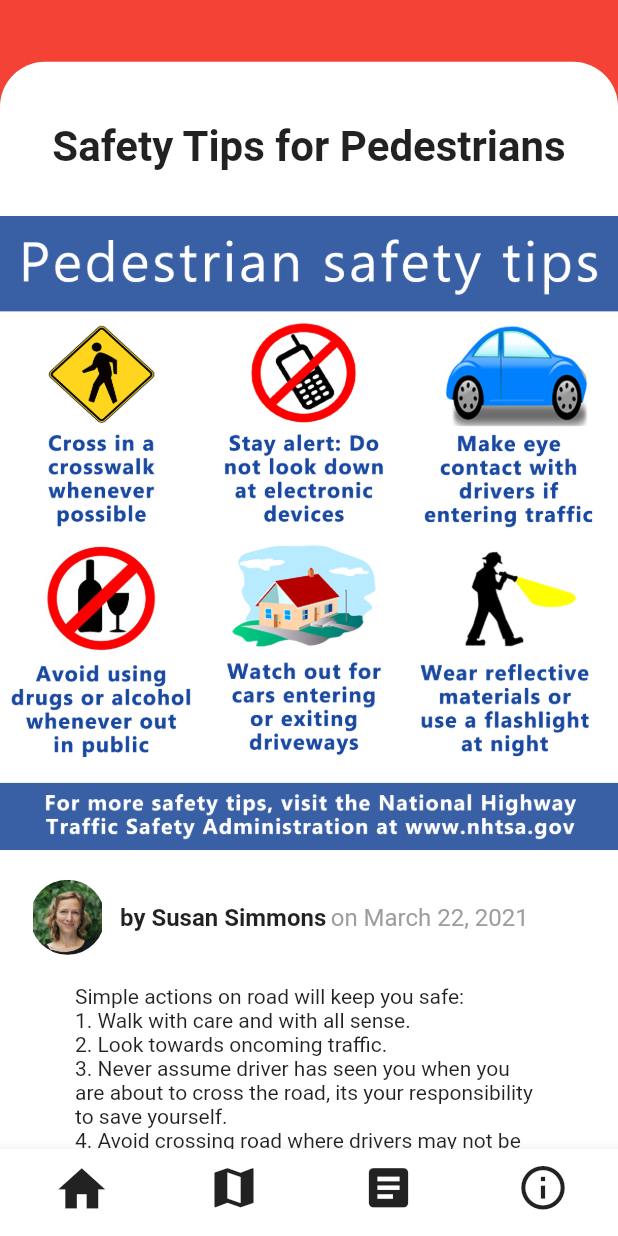
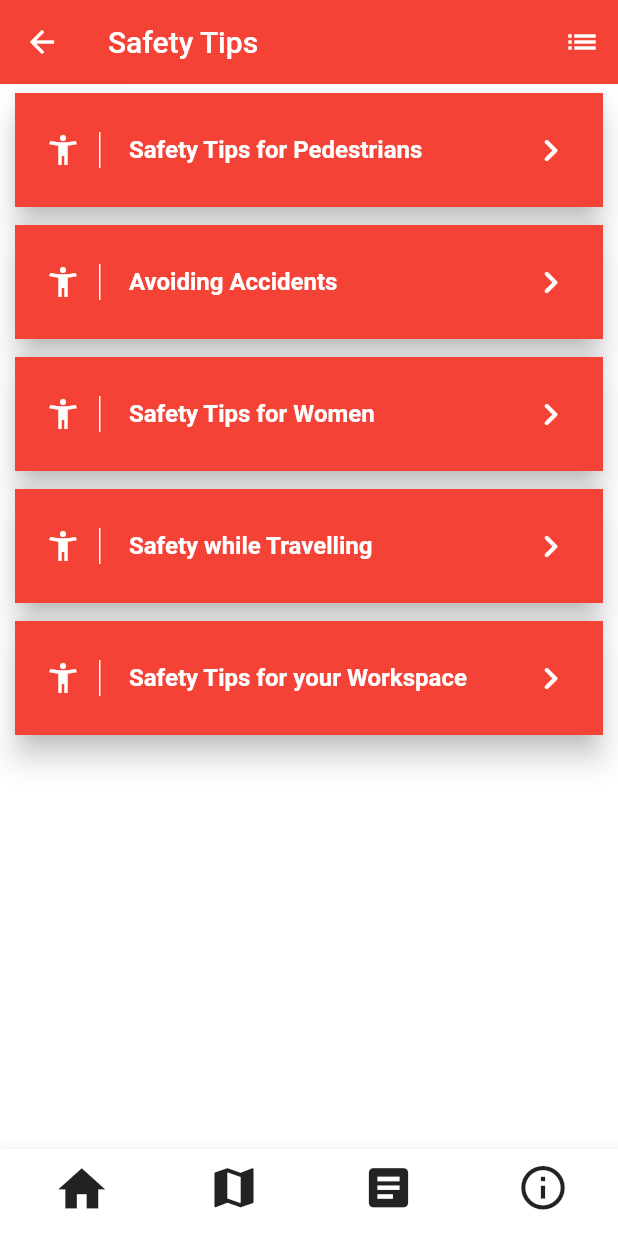
Before and after one commit to nehadevarapalli/sozonew, a Flutter app: the screen it shows once a user with an empty profile is signed in, item 3 of the bottom bar chosen, on a phone screen of 412 x 824 dp. Run offline on Flutter 3.47's test engine with Material 2 defaults, Android fonts, the phone set to English and light mode, and no system bars; our stand-ins replace firebase_auth, firebase_core; accounts and stored records are empty; network calls fail.

Commit message:
articles

```diff
--- /dev/null
+++ b/lib/ArticleList.dart
@@ -0,0 +1,119 @@
+import 'package:flutter/cupertino.dart';
+import 'package:flutter/material.dart';
+import 'package:sozonew/model/ArticleModel.dart';
+import 'package:sozonew/ArticlePage.dart';
+
+class ArticleList extends StatefulWidget
+{
+  ArticleList({Key key, this.title}) : super(key:key);
+
+  final String title;
+
+  @override
+  _ArticleListState createState() => _ArticleListState();
+}
+
+class _ArticleListState extends State<ArticleList>
+{
+  List articles;
+
+  @override
+  void initState()
+  {
+    articles = getArticles();
+    super.initState();
+  }
+
+  @override
+  Widget build(BuildContext context)
+  {
+    final topAppBar = AppBar(
+      elevation: 0.1,
+      backgroundColor: Colors.red,
+      title: Text(widget.title),
+      actions: <Widget>[
+        IconButton(
+          icon: Icon(Icons.list),
+          onPressed: (){},
+        )
+      ],
+    );
+
+    ListTile makeListTile(ArticleModel article) => ListTile(
+      contentPadding: EdgeInsets.symmetric(horizontal: 20.0, vertical: 10.0),
+      leading: Container(
+        padding: EdgeInsets.only(right: 12.0),
+        decoration: new BoxDecoration(
+            border: new Border(
+                right: new BorderSide(width: 1.0, color: Colors.white))),
+        child: Icon(Icons.accessibility_new_sharp, color: Colors.white),
+      ),
+      title: Text(
+        article.title,
+        style: TextStyle(color: Colors.white, fontWeight: FontWeight.bold),
+      ),
+
+      trailing:
+      Icon(Icons.keyboard_arrow_right_rounded, color: Colors.white, size: 30.0),
+      onTap: () {
+        Navigator.push(
+            context,
+            MaterialPageRoute(
+                builder: (context) => ArticlePage(article: article)));
+      },
+    );
+
+    Card makeCard(ArticleModel article) => Card(
+      elevation: 8.0,
+      margin: new EdgeInsets.symmetric(horizontal: 10.0, vertical: 6.0),
+      child: Container(
+        decoration: BoxDecoration(color: Colors.red),
+        child: makeListTile(article),
+      ),
+    );
+
+    final makeBody = Container(
+      child: ListView.builder(
+        scrollDirection: Axis.vertical,
+        shrinkWrap: true,
+        itemCount: articles.length,
+        itemBuilder: (BuildContext context, int index)
+        {
+          return makeCard(articles[index]);
+        },
+      ),
+    );
+
+    return Scaffold(
+      backgroundColor: Colors.white,
+      appBar: topAppBar,
+      body: makeBody,
+
+      bottomNavigationBar: BottomAppBar(
+        child: Container(
+          margin: EdgeInsets.fromLTRB(0, 0, 0, 10),
+          child: Row(
+            mainAxisSize: MainAxisSize.max,
+            mainAxisAlignment: MainAxisAlignment.spaceAround,
+            crossAxisAlignment: CrossAxisAlignment.center,
+            children: <Widget>[
+              IconButton(
+                icon: Icon(
+                  Icons.home,
+                  size: 38.0,
+                ),
+                onPressed: (){
+                  Navigator.pop(context,'/third');
+                },
+              ),
+              IconButton(icon: Icon(Icons.map, size: 35.0),onPressed: (){},),
+              IconButton(icon: Icon(Icons.article, size: 35.0),onPressed: (){}),
+              IconButton(icon: Icon(Icons.info_outline, size: 35.0),onPressed: (){Navigator.pop(context,'/third');
+              Navigator.pushNamed(context,'/second');}),
+            ],
+          ),
+        ),
+      ),
+    );
+  }
+}
--- a/lib/articles.dart
+++ /dev/null
@@ -1,159 +0,0 @@
-import 'package:flutter/material.dart';
-
-class ArticlePage extends StatefulWidget {
-  @override
-  _ArticlePageState createState() => _ArticlePageState();
-}
-
-class _ArticlePageState extends State<ArticlePage> {
-  @override
-  Widget build(BuildContext context) {
-    return Scaffold(
-      bottomNavigationBar: BottomAppBar(
-        child: Container(
-          margin: EdgeInsets.fromLTRB(0, 0, 0, 10),
-          child: Row(
-            mainAxisSize: MainAxisSize.max,
-            mainAxisAlignment: MainAxisAlignment.spaceAround,
-            crossAxisAlignment: CrossAxisAlignment.center,
-            children: <Widget>[
-              IconButton(
-                icon: Icon(
-                  Icons.home,
-                  size: 38.0,
-                ),
-                onPressed: (){
-                  Navigator.pop(context,'/third');
-                  },
-              ),
-              IconButton(icon: Icon(Icons.map, size: 35.0),onPressed: (){},),
-              IconButton(icon: Icon(Icons.article, size: 35.0),onPressed: (){}),
-              IconButton(icon: Icon(Icons.info_outline, size: 35.0),onPressed: (){Navigator.pop(context,'/third');
-              Navigator.pushNamed(context,'/second');}),
-            ],
-          ),
-        ),
-      ),
-      backgroundColor: Colors.red,
-      body: SafeArea(
-        child: SingleChildScrollView(
-          child: Column(
-            children: <Widget>[
-              Container(
-                width: double.infinity,
-                height: MediaQuery.of(context).size.height /20,
-              ),
-              Container(
-                width: double.infinity,
-                decoration: BoxDecoration(
-                  color: Colors.white,
-                  borderRadius: BorderRadius.only(
-                      topLeft: Radius.circular(30),
-                      topRight: Radius.circular(30)),
-                ),
-                child: Column(
-                  children: <Widget>[
-                    SizedBox(
-                      height: 20,
-                    ),
-                    Padding(
-                      padding: EdgeInsets.all(20),
-                      child: Text(
-                        "Safety Tips for Pedestrians",
-                        style: TextStyle(
-                          fontSize: 28, fontWeight: FontWeight.bold),
-                      ),
-                    ),
-                    SizedBox(
-                      height: 10,
-                    ),
-                    Container(
-                      width: double.infinity,
-                      child: Image.asset('images/img1.jpg'),
-                    ),
-                    SizedBox(
-                      height: 20,
-                    ),
-                    Padding(
-                        padding: EdgeInsets.symmetric(horizontal: 20),
-                        child: Row(
-                          mainAxisSize: MainAxisSize.max,
-                          crossAxisAlignment: CrossAxisAlignment.center,
-                          children: <Widget>[
-                            ClipRRect(
-                              borderRadius: BorderRadius.circular(50),
-                              child: Image.asset(
-                                "images/susan.jpg",
-                                width: 50,
-                                height: 50,
-                              ),
-                            ),
-                            SizedBox(
-                              width: 10,
-                            ),
-                            Text("by Susan Simmons", style: TextStyle(
-                                fontSize: 16, fontWeight: FontWeight.bold),
-                            ),
-                            SizedBox(
-                              width: 3,
-                              height: 50,
-                            ),
-
-                            Text("on March 22, 2021",style: TextStyle(
-                                fontSize: 16, color: Colors.grey),
-                            ),
-                          ],
-                        ),
-                    ),
-                    SizedBox(
-                      height: 20,
-                    ),
-                    Padding(
-                        padding: EdgeInsets.only(right: 50, left: 50),
-                        child: Text("Simple actions on road will keep you safe:\n"+
-                            "1. Walk with care and with all sense.\n"+
-                            "2. Look towards oncoming traffic.\n"+
-                            "3. Never assume driver has seen you when you are about to cross the road, its your responsibility to save yourself.\n"+
-                            "4. Avoid crossing road where drivers may not be able to see you.\n"+
-                            "5. Wait for suitable gap in the traffic flow before crossing the road.\n"+
-                            "6. Never jump over the divider railings. You may tumble on to the traffic.\n"+
-                            "7. Always hold hands of children while crossing the road.\n"+
-                            "8. Avoid using roads for morning walks and jogging.\n"+
-                            "9. Take extra care if you have to cross the road on or near a crest or curve.\n"+
-                            "10. Avoid crossing road between parked cars.\n"+
-                            "11. Crossing road by the shortest and most direct route reduces your time on road.\n",
-                        ),
-                    ),
-                    SizedBox(
-                      height: 20,
-                    ),
-                    Padding(
-                        padding: EdgeInsets.symmetric(horizontal: 20),
-                        child: Container(
-                          padding: EdgeInsets.symmetric(horizontal: 20),
-                          decoration: BoxDecoration(
-                            color: Color.fromRGBO(238, 241, 242, 1),
-                            borderRadius: BorderRadius.circular(50),
-                          ),
-                          child: TextField(
-                            keyboardType: TextInputType.text,
-                            decoration: InputDecoration(
-                                border: InputBorder.none,
-                                hintText: 'comment...',
-                                hintStyle: TextStyle(fontSize: 18)),
-                          ),
-                        ),
-                    ),
-                    SizedBox(
-                      height: 20,
-                    ),
-                  ],
-                ),
-              )
-            ],
-          ),
-        ),
-      ),
-    );
-  }
-}
--- a/lib/main.dart
+++ b/lib/main.dart
@@ -5,10 +5,11 @@
 import 'package:firebase_auth/firebase_auth.dart';
 import 'package:firebase_core/firebase_core.dart';
 import 'package:flutter/material.dart';
-import 'package:sozonew/articles.dart';
+import 'package:sozonew/ArticleList.dart';
 import 'package:sozonew/loginpage.dart';
 import 'home_page.dart';
 import 'user_profile.dart';
+
 
 void main() {
   runApp(
@@ -21,7 +22,8 @@ void main() {
         '/':(context)=>loginpage(),
         '/first':(context)=>Homepage(),
         '/second':(context)=>UserProfile(),
-        '/third':(context)=>ArticlePage(),
+        //'/third':(context)=>ArticlePage(),
+        '/third':(context)=>ArticleList(title: "Safety Tips"),
       },
 
     ),
--- /dev/null
+++ b/lib/model/ArticleModel.dart
@@ -0,0 +1,86 @@
+class ArticleModel
+{
+  String title;
+  String content, url;
+
+  ArticleModel(
+      {this.title, this.content, this.url});
+}
+
+List getArticles() {
+  return [
+    ArticleModel(
+      title: "Safety Tips for Pedestrians",
+      content:
+      "Simple actions on road will keep you safe:\n" +
+          "1. Walk with care and with all sense.\n" +
+          "2. Look towards oncoming traffic.\n" +
+          "3. Never assume driver has seen you when you are about to cross the road, its your responsibility to save yourself.\n" +
+          "4. Avoid crossing road where drivers may not be able to see you.\n" +
+          "5. Wait for suitable gap in the traffic flow before crossing the road.\n" +
+          "6. Never jump over the divider railings. You may tumble on to the traffic.\n" +
+          "7. Always hold hands of children while crossing the road.\n" +
+          "8. Avoid using roads for morning walks and jogging.\n" +
+          "9. Take extra care if you have to cross the road on or near a crest or curve.\n" +
+          "10. Avoid crossing road between parked cars.\n" +
+          "11. Crossing road by the shortest and most direct route reduces your time on road.\n",
+
+      url: 'https://www.jhpolice.gov.in/road-safety/safety-tips-pedestrian',
+    ),
+
+    ArticleModel(
+      title: "Avoiding Accidents",
+      content:
+      'Important ways to avoid accidents:\n' +
+          '1. Drive in the prescribed speed limits on the various roads. Always remember that “Speed thrills but kills”.\n' +
+          '2. Always put on helmets, seat belts and other safety equipments before driving a bicycle/ motor cycle/vehicle.  Always remember that “Safety saves”.\n' +
+          '3. Do not drink and drive.  Always remember that “You cannot hold a pen properly after two pegs, what about the driving wheel?"\n' +
+          '4. Never use mobile phones or ear phones while driving.  Always remember   “A mobile call on the road may be the last call of your life”.\n' +
+          '5. Know the traffic signs, signals, lights and traffic safety rules before you hit the road.  Always remember that “Road safety rules are best tools to avoid accidents”.\n' +
+          '6. Do not drive for long hours in a stretch.  Have a proper beaks after every 2 hours of continuous driving. Always remember that “Man is a man and not a machine”,\n',
+
+      url: 'https://www.wbtrafficpolice.com/step-to-avoid-accident.php',
+    ),
+
+    ArticleModel(
+      title: "Safety Tips for Women",
+      content:
+      " 1. Awareness\n 2. Use your sixth sense\n 3. Self-defence training\n 4. Escape\n 5. Your right to fight. \n 6. Carry pepper spray with you at all times.\n" +
+          " 7. During home invasions make sure you have a safe room where you can retreat to and contact the authorities.\n 8. Don't reveal your personal information on the" +
+          " internet to avoid cyber crimes.\nFor more information go to the link below.\n",
+      url: 'https://hyderabadpolice.gov.in/WomenSafety.html',
+    ),
+
+    ArticleModel(
+      title: "Safety while Travelling",
+      content:
+      '1. Wait for public transit in a well-lit and populated area.\n' +
+          '2. Avoid using electronic devices on the metro rail or metro bus especially when seated near the doors' +
+          'Thefts happen quickly, and thieves are more likely to grab phones from the hands of people sitting near the doors.\n' +
+          '3. Do not sleep on the bus or Metro. When riding the Metro, sit in a car with other people or in the first car near the conductor.\n' +
+          '4. Always lock your bike in the proper manner, with the lock securing both the front tire, and the frame of the bike to the rail.\n' +
+          '5. Have a plan when you go out. Decide before you leave how you will get home. Let someone know where you are going, with whom, and what time you plan to return.\n' +
+          '6. Learn about the neighborhoods where you live, work, volunteer, and have fun. Know the locations of police and fire stations, hospitals, and shops that are open late.\n',
+
+      url: 'https://discover.trinitydc.edu/safety/personal-safety-and-theft-prevention/',
+    ),
+
+    ArticleModel(
+      title: "Safety Tips for your Workspace",
+      content:
+      '1. Lock your office whenever you leave, even if you are only gone a minute.\n' +
+          '2. Keep your purse, wallet, and other valuables in a secure location such as a locked desk or filing cabinet.' +
+          ' It only takes a few seconds for a theft to take place.\n' +
+          '3. Do not bring an excessive amount of cash to work.\n' +
+          '4. Do not leave cash or credit cards unattended in the office, especially overnight or over a weekend,' +
+          ' unless it is secured in a safe or vault. Desks and filing cabinets are not safe enough for large amounts of cash or purchasing cards.\n' +
+          '5. Protect your property through Operation Identification.\n' +
+          '6. If you are entrusted with a key to a specific area, never loan it to anyone and keep it secured.\n' +
+          '7. Be alert to strangers in your office building.' +
+          ' Report any suspicious person loitering in your area to Trinity DPS immediately.\n' +
+          '8. Report the loss or theft of keys, equipment, or valuables immediately to Trinity DPS. All crimes, no matter how minor they seem, should be reported.\n',
+
+      url: 'https://discover.trinitydc.edu/safety/safety-tips-for-the-workplace/',
+    ),
+  ];
+}
--- a/pubspec.yaml
+++ b/pubspec.yaml
@@ -21,6 +21,7 @@ environment:
   sdk: ">=2.7.0 <3.0.0"
 
 dependencies:
+  url_launcher:
   flutter:
     sdk: flutter
   firebase_core: "0.7.0"
```
Also changed, not shown: lib/ArticlePage.dart (added, +136 -0 lines), lib/loginpage.dart (+98 -5 lines), images/img1.jpg (deleted), images/susan.jpg (deleted), pubspec.lock.
